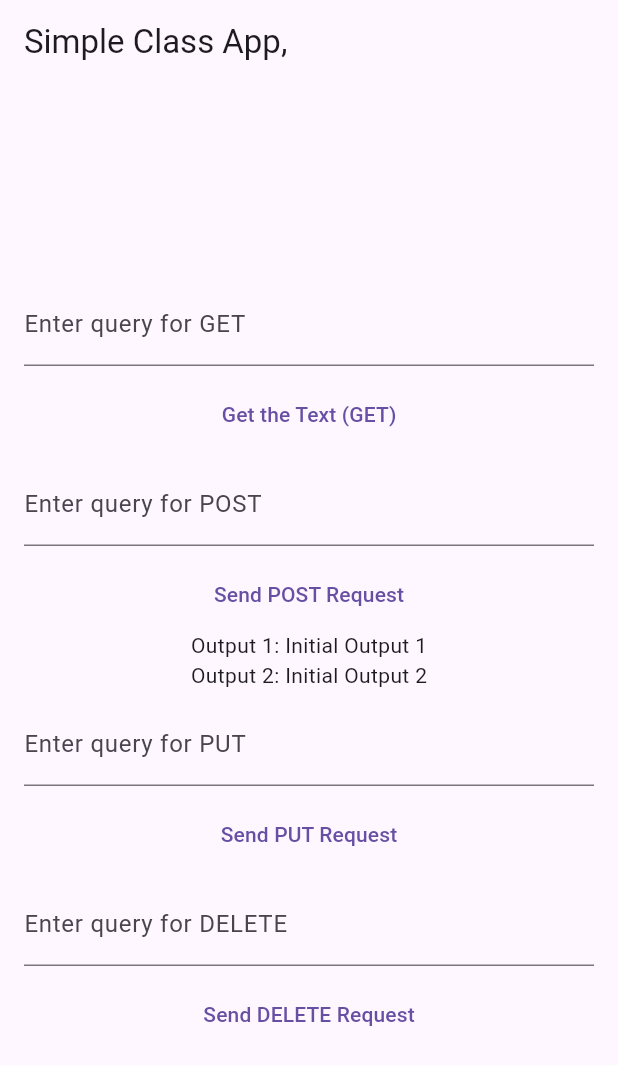
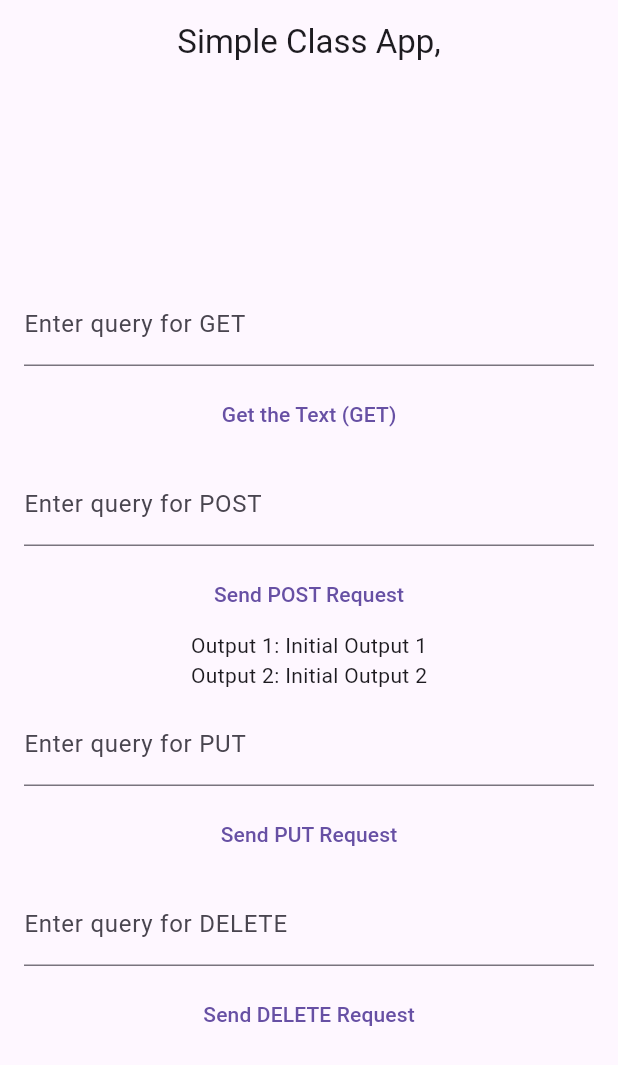
Before and after one commit to Mrityunjayyshukla/python-flutter-api, a Flutter app: the screen it shows after launch, on a phone screen of 412 x 824 dp. Shown: the top 1065 px of the screen. Run offline on Flutter 3.47's test engine with Material 3 defaults, Android fonts, the phone set to English and light mode, and no system bars.

Commit message:
added comments to main.dart

```diff
--- a/lib/main.dart
+++ b/lib/main.dart
@@ -3,6 +3,7 @@ import 'package:flutter/material.dart';
 import 'package:flutterpython/function.dart';
 
 
+// Main Function to run the app
 void main() async {
   runApp(const MyApp());
 }
@@ -13,6 +14,7 @@ class MyApp extends StatelessWidget {
   @override
   Widget build(BuildContext context) {
     return const MaterialApp(
+      // Screen that shows on the device is Home()
       home: Home(),
     );
   }
@@ -26,21 +28,33 @@ class Home extends StatefulWidget {
 }
 
 class _HomeState extends State<Home> {
+
+  // defining url for GET, POST, PUT, and DELETE function
   String postUrl = "";
   String url = "";
   String putUrl = "";
   String deleteUrl = "";
+
+  // Defining variable to store the data
   var data;
+
+  // Outputs that will store the data
+  // Initially the output1 and output2 will be
+  // "Initial Output 1" and "Initial Output 2"
   String output1 = 'Initial Output 1';
   String output2 = 'Initial Output 2';
 
   @override
   Widget build(BuildContext context) {
     return Scaffold(
+      // Simple Appbar with the text title
       appBar: AppBar(
-        title: Text("Simple Class App,"),
+        title: const Text("Simple Class App,"),
+        centerTitle: true,
       ),
       body: Center(
+        // Body will be the List with SingleChildScrollView widget used to
+        // prevent the overflow error when the keyboard appears
         child: SingleChildScrollView(
           physics: const BouncingScrollPhysics(),
           child: Column(
@@ -49,22 +63,34 @@ class _HomeState extends State<Home> {
                 padding:
                     const EdgeInsets.symmetric(vertical: 8, horizontal: 16.0),
                 child: TextField(
+                  // when the query is added in the text field, value is changed to string
+                  // and concatenated wwith "http://10.0.2.2:5000/api?query=" to form the url
                   onChanged: (value) {
-                    url = "http://10.0.2.2:5000/api?query=" + value.toString();
+                    url = "http://10.0.2.2:5000/api?query=$value";
                   },
-                  decoration: InputDecoration(labelText: "Enter query for GET"),
+                  decoration: const InputDecoration(labelText: "Enter query for GET"),
                 ),
               ),
+
+              // This TextButton is used for performing GET operation
               TextButton(
                 onPressed: () async {
+                  // Try-Except block for error handling
                   try {
+                    // data will be stored to data variable
+                    // if statuscode == 200, then it will store the response
+                    // else it will store the error
                     data = await fetchdata(url);
+                    // decode the json file and store in decoded
                     var decoded = jsonDecode(data);
+                    // Set output1 and output2 to outputs generated in decoded
                     setState(() {
                       output1 = decoded['output1'];
                       output2 = decoded['output2'];
                     });
                   } catch (e) {
+                    // If an error is generated,
+                    // output1 is "Error fetching data" and output2 is the error in string format
                     setState(() {
                       output1 = 'Error fetching data';
                       output2 = e.toString();
@@ -76,6 +102,7 @@ class _HomeState extends State<Home> {
               Padding(
                 padding:
                     const EdgeInsets.symmetric(vertical: 8, horizontal: 16.0),
+                // TextField to store the query that has to be added through POST
                 child: TextField(
                   onChanged: (value) {
                     postUrl = value; // Save the input directly for POST
@@ -84,18 +111,27 @@ class _HomeState extends State<Home> {
                       const InputDecoration(labelText: "Enter query for POST"),
                 ),
               ),
+
+              // This TextButton is used for performing POST operation
               TextButton(
                 onPressed: () async {
+                  // Try-Except block for error handling
                   try {
+                    // data runs the postdata function and stores the data response
+                    // if any error, it will store the error
                     data =
                         await postdata("http://10.0.2.2:5000/api/post", postUrl);
+                    // decode data json and store in decoded
                     var decoded = jsonDecode(data);
+                    // Store the outputs in output1 and output2
                     setState(() {
                       output1 = decoded['output1'];
                       output2 = decoded['output2'];
                     });
                   } catch (e) {
+                    // Store the error if any
                     setState(() {
+                      // output1 is "Error fetching data" and output2 is the error
                       output1 = 'Error fetching data';
                       output2 = e.toString();
                     });
@@ -103,11 +139,14 @@ class _HomeState extends State<Home> {
                 },
                 child: const Text("Send POST Request"),
               ),
+              // Returns the Output1 and output2 as text widget
               Text("Output 1: $output1"),
               Text("Output 2: $output2"),
+
               Padding(
                 padding:
                     const EdgeInsets.symmetric(vertical: 8, horizontal: 16.0),
+                // Text field to store the query on which PUT operation will be performed
                 child: TextField(
                   onChanged: (value) {
                     putUrl = value; // Save the input for PUT
@@ -116,17 +155,25 @@ class _HomeState extends State<Home> {
                       const InputDecoration(labelText: "Enter query for PUT"),
                 ),
               ),
+
+              // TextButton which when clicked will perform PUT operation
               TextButton(
                 onPressed: () async {
+                  // Try-except for error handling
                   try {
+                    // putdata function runs and stores the return value to data
+                    // data stores the error if any
                     data = await putdata("http://10.0.2.2:5000/api/put", putUrl);
+                    // Decode the json data and store in decoded
                     var decoded = jsonDecode(data);
                     setState(() {
+                      // output1 and output2 will be outputs from outputs in decoded
                       output1 = decoded['output1'];
                       output2 = decoded['output2'];
                     });
                   } catch (e) {
                     setState(() {
+                      // If any error, output1 is "Error fetching data" and output2 is string
                       output1 = 'Error fetching data';
                       output2 = e.toString();
                     });
@@ -137,6 +184,7 @@ class _HomeState extends State<Home> {
               Padding(
                 padding:
                     const EdgeInsets.symmetric(vertical: 8, horizontal: 16.0),
+                // Stores the query for DELETE operation
                 child: TextField(
                   onChanged: (value) {
                     deleteUrl = value; // Save the input for DELETE
@@ -145,18 +193,25 @@ class _HomeState extends State<Home> {
                       const InputDecoration(labelText: "Enter query for DELETE"),
                 ),
               ),
+
+              //TextButton performs the DELETE operation
               TextButton(
                 onPressed: () async {
+                  // Try-Except block for Error Handling
                   try {
+                    //deletedata function runs and the return value is stored in data
                     data = await deletedata(
                         "http://10.0.2.2:5000/api/delete", deleteUrl);
+                    // Decode the json data and store in decoded
                     var decoded = jsonDecode(data);
                     setState(() {
+                      // Store the output in output1 and output2
                       output1 = decoded['output1'];
                       output2 = decoded['output2'];
                     });
                   } catch (e) {
                     setState(() {
+                      // If any error, output1 is "Error fetching data" and output2 is error
                       output1 = 'Error fetching data';
                       output2 = e.toString();
                     });
```
